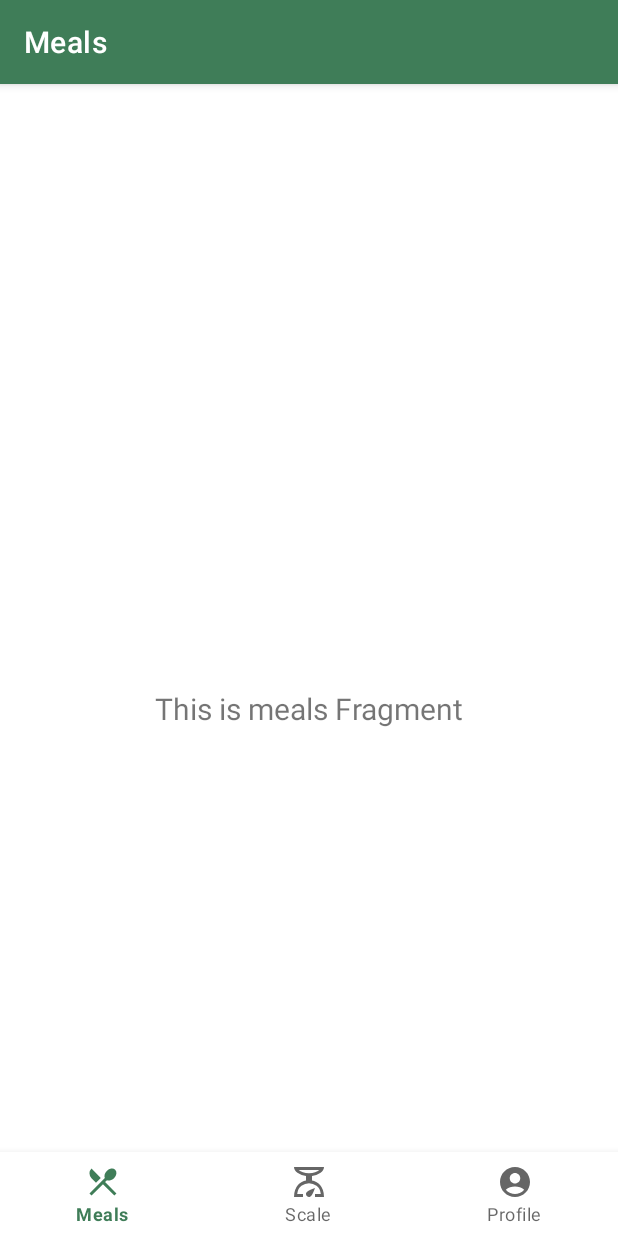
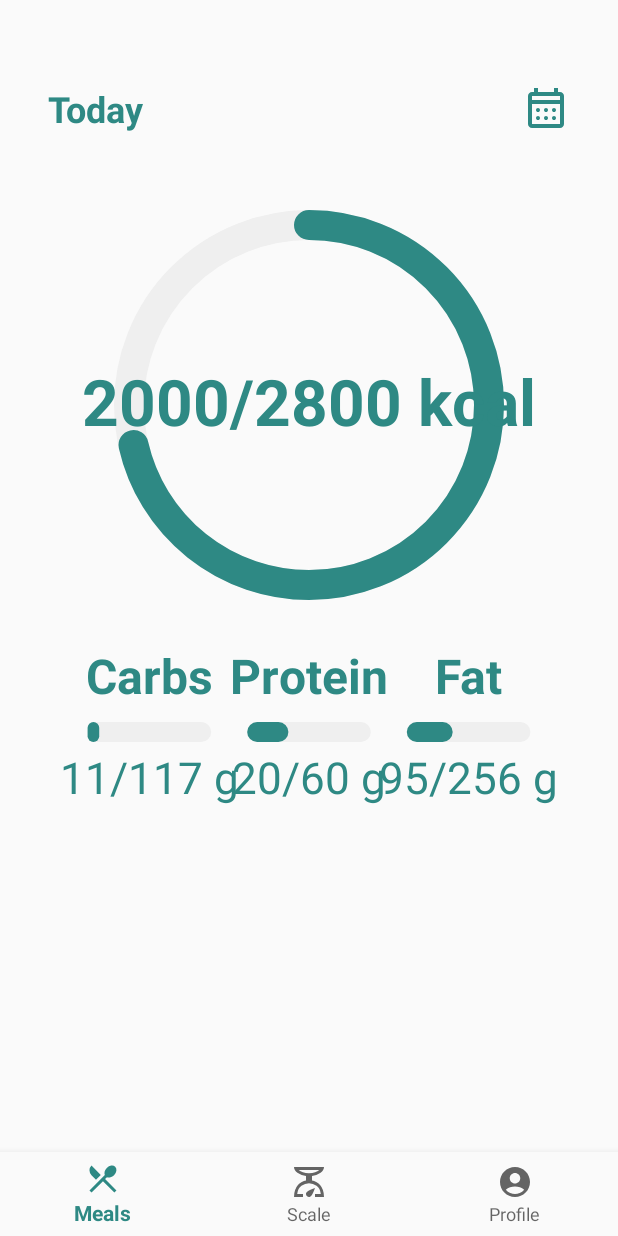
Before and after one commit to mikolajmariasz/smart-scale-mobile, an Android app: the screen it shows after launch (MainActivity), on a phone screen of 412 x 824 dp. Run offline under Robolectric (Android 15) with nearby library versions, the phone set to English and light mode, and no system bars; our stand-ins replace navigation-ui.

Commit message:
feat: Added Nutrition Bar and Calendar Header to Meals Screen
- Added `NutritionBarView` to display macronutrient progress.
- Added `header_date_calendar` layout to display the date and calendar icon.
- Added logic to `MealsFragment` to display calories and nutrition progress.
- Added `CircularProgressBar` to visualize the progress of calories consumed.

```diff
--- a/app/build.gradle.kts
+++ b/app/build.gradle.kts
@@ -51,4 +51,5 @@ dependencies {
     testImplementation(libs.junit)
     androidTestImplementation(libs.androidx.junit)
     androidTestImplementation(libs.androidx.espresso.core)
+    implementation(libs.androidx.viewpager2)
 }
--- a/app/src/main/java/com/example/smartscale/MainActivity.kt
+++ b/app/src/main/java/com/example/smartscale/MainActivity.kt
@@ -29,7 +29,6 @@ class MainActivity : AppCompatActivity() {
                 R.id.navigation_meals, R.id.navigation_scale, R.id.navigation_profile
             )
         )
-        setupActionBarWithNavController(navController, appBarConfiguration)
         navView.setupWithNavController(navController)
     }
 }
--- a/app/src/main/java/com/example/smartscale/ui/meals/MealsFragment.kt
+++ b/app/src/main/java/com/example/smartscale/ui/meals/MealsFragment.kt
@@ -4,17 +4,17 @@ import android.os.Bundle
 import android.view.LayoutInflater
 import android.view.View
 import android.view.ViewGroup
-import android.widget.TextView
 import androidx.fragment.app.Fragment
 import androidx.lifecycle.ViewModelProvider
 import com.example.smartscale.databinding.FragmentMealsBinding
+import com.example.smartscale.ui.meals.view.CircularProgressBar
+import com.example.smartscale.ui.meals.view.NutritionBarView
 
 class MealsFragment : Fragment() {
 
+    private lateinit var circularProgressBar: CircularProgressBar
+    private lateinit var nutritrionProgressBar: NutritionBarView
     private var _binding: FragmentMealsBinding? = null
-
-    // This property is only valid between onCreateView and
-    // onDestroyView.
     private val binding get() = _binding!!
 
     override fun onCreateView(
@@ -28,10 +28,24 @@ class MealsFragment : Fragment() {
         _binding = FragmentMealsBinding.inflate(inflater, container, false)
         val root: View = binding.root
 
-        val textView: TextView = binding.textMeals
-        mealsViewModel.text.observe(viewLifecycleOwner) {
-            textView.text = it
-        }
+        // Calories progress bar
+        circularProgressBar = binding.circularProgressBar
+
+        val caloriesGoal = 2800
+        val caloriesConsumed = 2000
+        val progress = caloriesConsumed.toFloat() / caloriesGoal.toFloat()
+
+        circularProgressBar.setCaloriesText("$caloriesConsumed/$caloriesGoal kcal")
+        circularProgressBar.setProgress(progress)
+
+        // Nutrition progress bars
+        nutritrionProgressBar = binding.nutritionBarsView
+
+        nutritrionProgressBar.setCarbsProgress(11, 117)
+        nutritrionProgressBar.setProteinProgress(20, 60)
+        nutritrionProgressBar.setFatProgress(95, 256)
+
+
         return root
     }
 
--- /dev/null
+++ b/app/src/main/java/com/example/smartscale/ui/meals/view/CircularProgressBar.kt
@@ -0,0 +1,113 @@
+package com.example.smartscale.ui.meals.view
+
+import android.animation.ValueAnimator
+import android.content.Context
+import android.graphics.Canvas
+import androidx.core.content.ContextCompat
+import android.graphics.Paint
+import android.graphics.Typeface
+import android.util.AttributeSet
+import android.view.View
+import com.example.smartscale.R
+
+class CircularProgressBar @JvmOverloads constructor(
+    context: Context,
+    attrs: AttributeSet? = null,
+    defStyleAttr: Int = 0
+) : View(context, attrs, defStyleAttr) {
+
+    private var progress = 0f
+    private var animatedProgress = 0f
+    private var caloriesText = ""
+
+    private val paint = Paint(Paint.ANTI_ALIAS_FLAG).apply {
+        color = ContextCompat.getColor(context, R.color.green)
+        style = Paint.Style.STROKE
+        strokeWidth = 30f
+        strokeCap = Paint.Cap.ROUND
+    }
+
+    private val backgroundPaint = Paint(Paint.ANTI_ALIAS_FLAG).apply {
+        color = ContextCompat.getColor(context, R.color.white)
+        style = Paint.Style.STROKE
+        strokeWidth = 30f
+        strokeCap = Paint.Cap.ROUND
+    }
+
+    private val textPaint = Paint(Paint.ANTI_ALIAS_FLAG).apply {
+        color = ContextCompat.getColor(context, R.color.green)
+        textSize = 64f
+        textAlign = Paint.Align.CENTER
+        typeface = Typeface.DEFAULT_BOLD
+    }
+
+    private val animator = ValueAnimator.ofFloat(0f, 1f).apply {
+        duration = 500
+        addUpdateListener {
+            animatedProgress = it.animatedValue as Float
+            invalidate()
+        }
+    }
+
+    /**
+     * Sets the progress of the circular progress bar.
+     */
+    fun setProgress(targetProgress: Float) {
+        this.progress = targetProgress.coerceIn(0f, 1f)
+        animator.setFloatValues(animatedProgress, progress)
+        animator.start()
+    }
+
+    /**
+     * Sets the calories text of the circular progress bar.
+     */
+    fun setCaloriesText(text: String) {
+        caloriesText = text
+        invalidate()
+    }
+
+    override fun onDraw(canvas: Canvas) {
+        super.onDraw(canvas)
+
+        val radius = (width / 2 * 0.8).toFloat()
+
+        val centerX = width / 2f
+        val centerY = height / 2f
+
+        /**
+         * Draw the background of the circular progress bar
+         */
+        canvas.drawArc(
+            centerX - radius, centerY - radius,
+            centerX + radius, centerY + radius,
+            -90f,
+            360f,
+            false,
+            backgroundPaint
+        )
+
+        val sweepAngle = 360 * animatedProgress
+
+        /**
+         * Draw the circular progress bar
+         */
+        canvas.drawArc(
+            centerX - radius, centerY - radius,
+            centerX + radius, centerY + radius,
+            -90f,
+            sweepAngle,
+            false,
+            paint
+        )
+
+        /**
+         * Draw the calories text
+         */
+        canvas.drawText(
+            caloriesText,
+            centerX,
+            centerY + textPaint.textSize / 3,
+            textPaint
+        )
+    }
+}
--- /dev/null
+++ b/app/src/main/java/com/example/smartscale/ui/meals/view/NutritionBarView.kt
@@ -0,0 +1,153 @@
+package com.example.smartscale.ui.meals.view
+
+import android.animation.ValueAnimator
+import android.content.Context
+import android.graphics.Canvas
+import android.graphics.Paint
+import android.graphics.Typeface
+import android.util.AttributeSet
+import android.view.View
+import androidx.core.content.ContextCompat
+import com.example.smartscale.R
+
+class NutritionBarView @JvmOverloads constructor(
+    context: Context,
+    attrs: AttributeSet? = null,
+    defStyleAttr: Int = 0
+) : View(context, attrs, defStyleAttr) {
+
+    private var carbsProgress = 0f
+    private var proteinProgress = 0f
+    private var fatProgress = 0f
+
+    private var animatedCarbsProgress = 0f
+    private var animatedProteinProgress = 0f
+    private var animatedFatProgress = 0f
+
+    private var carbsText = "0/0 g"
+    private var proteinText = "0/0 g"
+    private var fatText = "0/0 g"
+
+    private val barPaint = Paint(Paint.ANTI_ALIAS_FLAG).apply {
+        color = ContextCompat.getColor(context, R.color.white)
+        style = Paint.Style.FILL
+    }
+
+    private val carbsPaint = Paint(Paint.ANTI_ALIAS_FLAG).apply {
+        color = ContextCompat.getColor(context, R.color.green)
+        style = Paint.Style.FILL
+    }
+
+    private val proteinPaint = Paint(Paint.ANTI_ALIAS_FLAG).apply {
+        color = ContextCompat.getColor(context, R.color.green)
+        style = Paint.Style.FILL
+    }
+
+    private val fatPaint = Paint(Paint.ANTI_ALIAS_FLAG).apply {
+        color = ContextCompat.getColor(context, R.color.green)
+        style = Paint.Style.FILL
+    }
+
+    private val labelTextPaint = Paint(Paint.ANTI_ALIAS_FLAG).apply {
+        color = ContextCompat.getColor(context, R.color.green)
+        textSize = 48f
+        textAlign = Paint.Align.CENTER
+        typeface = Typeface.DEFAULT_BOLD
+    }
+
+    private val valueTextPaint = Paint(Paint.ANTI_ALIAS_FLAG).apply {
+        color = ContextCompat.getColor(context, R.color.green)
+        textSize = 44f
+        textAlign = Paint.Align.CENTER
+        typeface = Typeface.DEFAULT
+    }
+
+    private val animator = ValueAnimator.ofFloat(0f, 1f).apply {
+        duration = 500
+        addUpdateListener {
+            animatedCarbsProgress = carbsProgress * (it.animatedValue as Float)
+            animatedProteinProgress = proteinProgress * (it.animatedValue as Float)
+            animatedFatProgress = fatProgress * (it.animatedValue as Float)
+            invalidate()
+        }
+    }
+
+    fun setCarbsProgress(current: Int, total: Int) {
+        this.carbsProgress = (current.toFloat() / total).coerceIn(0f, 1f)
+        this.carbsText = "$current/$total g"
+        animator.start()
+    }
+
+    fun setProteinProgress(current: Int, total: Int) {
+        this.proteinProgress = (current.toFloat() / total).coerceIn(0f, 1f)
+        this.proteinText = "$current/$total g"
+        animator.start()
+    }
+
+    fun setFatProgress(current: Int, total: Int) {
+        this.fatProgress = (current.toFloat() / total).coerceIn(0f, 1f)
+        this.fatText = "$current/$total g"
+        animator.start()
+    }
+
+    override fun onDraw(canvas: Canvas) {
+        super.onDraw(canvas)
+
+        val barHeight = 20f
+        val barMargin = 36f
+        val barWidth = width * 0.2f
+        val startY = barMargin + labelTextPaint.textSize + 8f // Space for the label
+
+        val totalWidth = 3 * barWidth + 2 * barMargin
+
+        val startX = (width - totalWidth) / 2
+
+        drawProgressBar(canvas, startX, startY, barWidth, barHeight, animatedCarbsProgress, "Carbs", carbsText, carbsPaint)
+
+        drawProgressBar(canvas, startX + barWidth + barMargin, startY, barWidth, barHeight, animatedProteinProgress, "Protein", proteinText, proteinPaint)
+
+        drawProgressBar(canvas, startX + 2 * (barWidth + barMargin), startY, barWidth, barHeight, animatedFatProgress, "Fat", fatText, fatPaint)
+    }
+
+    private fun drawProgressBar(
+        canvas: Canvas,
+        startX: Float,
+        startY: Float,
+        barWidth: Float,
+        barHeight: Float,
+        progress: Float,
+        label: String,
+        valueText: String,
+        progressPaint: Paint
+    ) {
+        val cornerRadius = 10f
+
+        canvas.drawText(
+            label,
+            startX + barWidth / 2,
+            startY - barHeight - 8f,
+            labelTextPaint
+        )
+
+        canvas.drawRoundRect(
+            startX, startY,
+            startX + barWidth, startY + barHeight,
+            cornerRadius, cornerRadius,
+            barPaint
+        )
+
+        canvas.drawRoundRect(
+            startX, startY,
+            startX + barWidth * progress, startY + barHeight,
+            cornerRadius, cornerRadius,
+            progressPaint
+        )
+
+        canvas.drawText(
+            valueText,
+            startX + barWidth / 2,
+            startY + barHeight + valueTextPaint.textSize + 8f,
+            valueTextPaint
+        )
+    }
+}
--- /dev/null
+++ b/app/src/main/res/drawable/ic_calendar_black_24dp.xml
@@ -0,0 +1,9 @@
+<vector xmlns:android="http://schemas.android.com/apk/res/android"
+    android:width="24dp"
+    android:height="24dp"
+    android:viewportWidth="960"
+    android:viewportHeight="960">
+  <path
+      android:pathData="M200,880q-33,0 -56.5,-23.5T120,800v-560q0,-33 23.5,-56.5T200,160h40v-80h80v80h320v-80h80v80h40q33,0 56.5,23.5T840,240v560q0,33 -23.5,56.5T760,880L200,880ZM200,800h560v-400L200,400v400ZM200,320h560v-80L200,240v80ZM200,320v-80,80ZM480,560q-17,0 -28.5,-11.5T440,520q0,-17 11.5,-28.5T480,480q17,0 28.5,11.5T520,520q0,17 -11.5,28.5T480,560ZM320,560q-17,0 -28.5,-11.5T280,520q0,-17 11.5,-28.5T320,480q17,0 28.5,11.5T360,520q0,17 -11.5,28.5T320,560ZM640,560q-17,0 -28.5,-11.5T600,520q0,-17 11.5,-28.5T640,480q17,0 28.5,11.5T680,520q0,17 -11.5,28.5T640,560ZM480,720q-17,0 -28.5,-11.5T440,680q0,-17 11.5,-28.5T480,640q17,0 28.5,11.5T520,680q0,17 -11.5,28.5T480,720ZM320,720q-17,0 -28.5,-11.5T280,680q0,-17 11.5,-28.5T320,640q17,0 28.5,11.5T360,680q0,17 -11.5,28.5T320,720ZM640,720q-17,0 -28.5,-11.5T600,680q0,-17 11.5,-28.5T640,640q17,0 28.5,11.5T680,680q0,17 -11.5,28.5T640,720Z"
+      android:fillColor="#000000"/>
+</vector>
--- a/app/src/main/res/layout/fragment_meals.xml
+++ b/app/src/main/res/layout/fragment_meals.xml
@@ -6,6 +6,32 @@
     android:layout_height="match_parent"
     tools:context=".ui.meals.MealsFragment">
 
+    <!-- Header with date and calendar icon -->
+    <include
+        layout="@layout/header_date_calendar"
+        android:layout_width="match_parent"
+        android:layout_height="wrap_content" />
+
+    <!--- Circular progress bar -->
+    <com.example.smartscale.ui.meals.view.CircularProgressBar
+        android:id="@+id/circularProgressBar"
+        android:layout_width="300dp"
+        android:layout_height="300dp"
+        android:layout_marginTop="64dp"
+        app:layout_constraintTop_toTopOf="parent"
+        app:layout_constraintStart_toStartOf="parent"
+        app:layout_constraintEnd_toEndOf="parent" />
+
+    <!--- NutritionBarView -->
+    <com.example.smartscale.ui.meals.view.NutritionBarView
+        android:id="@+id/nutritionBarsView"
+        android:layout_width="wrap_content"
+        android:layout_height="wrap_content"
+        app:layout_constraintTop_toBottomOf="@id/circularProgressBar"
+        app:layout_constraintStart_toStartOf="parent"
+        app:layout_constraintEnd_toEndOf="parent" />
+
+    <!--- Text view -->
     <TextView
         android:id="@+id/text_meals"
         android:layout_width="match_parent"
@@ -19,4 +45,5 @@
         app:layout_constraintEnd_toEndOf="parent"
         app:layout_constraintStart_toStartOf="parent"
         app:layout_constraintTop_toTopOf="parent" />
+
 </androidx.constraintlayout.widget.ConstraintLayout>
--- /dev/null
+++ b/app/src/main/res/layout/header_date_calendar.xml
@@ -0,0 +1,27 @@
+<?xml version="1.0" encoding="utf-8"?>
+<LinearLayout xmlns:android="http://schemas.android.com/apk/res/android"
+    xmlns:app="http://schemas.android.com/apk/res-auto"
+    android:layout_width="match_parent"
+    android:layout_height="wrap_content"
+    android:orientation="horizontal"
+    android:paddingHorizontal="32dp">
+
+    <TextView
+        android:id="@+id/dateText"
+        android:layout_width="0dp"
+        android:layout_height="wrap_content"
+        android:layout_weight="1"
+        android:text="Today"
+        android:textSize="24sp"
+        android:textStyle="bold"
+        android:textColor="@color/green" />
+
+    <ImageView
+        android:id="@+id/calendarIcon"
+        android:layout_width="32dp"
+        android:layout_height="32dp"
+        android:src="@drawable/ic_calendar_black_24dp"
+        android:contentDescription="@string/calendar_icon_description"
+        app:tint="@color/green" />
+
+</LinearLayout>
--- a/app/src/main/res/values-night/themes.xml
+++ b/app/src/main/res/values-night/themes.xml
@@ -1,14 +1,13 @@
 <resources xmlns:tools="http://schemas.android.com/tools">
     <!-- Base application theme. -->
-    <style name="Theme.SmartScale" parent="Theme.MaterialComponents.DayNight.DarkActionBar">
+    <style name="Theme.SmartScale" parent="Theme.MaterialComponents.DayNight.NoActionBar">
         <!-- Primary brand color. -->
-        <item name="colorPrimary">@color/green_200</item>
-        <item name="colorPrimaryVariant">@color/green_700</item>
+        <item name="colorPrimary">@color/green</item>
+        <item name="colorPrimaryVariant">@color/green</item>
         <item name="colorOnPrimary">@color/black</item>
         <!-- Secondary brand color. -->
         <item name="colorOnSecondary">@color/black</item>
         <!-- Status bar color. -->
-        <item name="android:statusBarColor">?attr/colorPrimaryVariant</item>
-        <!-- Customize your theme here. -->
+        <item name="android:windowLightStatusBar">true</item>
     </style>
 </resources>
--- a/app/src/main/res/values/colors.xml
+++ b/app/src/main/res/values/colors.xml
@@ -1,8 +1,6 @@
 <?xml version="1.0" encoding="utf-8"?>
 <resources>
-    <color name="green_200">#6ED99A</color>
-    <color name="green_500">#5AB379</color>
-    <color name="green_700">#3F7D58</color>
+    <color name="green">#2E8984</color>
     <color name="black">#FF000000</color>
     <color name="white">#EFEFEF</color>
 </resources>
--- a/app/src/main/res/values/strings.xml
+++ b/app/src/main/res/values/strings.xml
@@ -3,4 +3,5 @@
     <string name="title_meals">Meals</string>
     <string name="title_scale">Scale</string>
     <string name="title_profile">Profile</string>
+    <string name="calendar_icon_description">Calendar</string>
 </resources>
--- a/app/src/main/res/values/themes.xml
+++ b/app/src/main/res/values/themes.xml
@@ -1,14 +1,13 @@
 <resources xmlns:tools="http://schemas.android.com/tools">
     <!-- Base application theme. -->
-    <style name="Theme.SmartScale" parent="Theme.MaterialComponents.DayNight.DarkActionBar">
+    <style name="Theme.SmartScale" parent="Theme.AppCompat.Light.NoActionBar">
         <!-- Primary brand color. -->
-        <item name="colorPrimary">@color/green_700</item>
-        <item name="colorPrimaryVariant">@color/green_500</item>
+        <item name="colorPrimary">@color/green</item>
+        <item name="colorPrimaryVariant">@color/green</item>
         <item name="colorOnPrimary">@color/white</item>
         <!-- Secondary brand color. -->
         <item name="colorOnSecondary">@color/black</item>
         <!-- Status bar color. -->
-        <item name="android:statusBarColor">?attr/colorPrimaryVariant</item>
-        <!-- Customize your theme here. -->
+        <item name="android:windowLightStatusBar">true</item>
     </style>
 </resources>
--- a/gradle/libs.versions.toml
+++ b/gradle/libs.versions.toml
@@ -12,6 +12,7 @@ lifecycleLivedataKtx = "2.8.7"
 lifecycleViewmodelKtx = "2.8.7"
 navigationFragmentKtx = "2.6.0"
 navigationUiKtx = "2.6.0"
+androidx-viewpager2 = "1.0.0"
 
 [libraries]
 androidx-core-ktx = { group = "androidx.core", name = "core-ktx", version.ref = "coreKtx" }
@@ -25,7 +26,7 @@ androidx-lifecycle-livedata-ktx = { group = "androidx.lifecycle", name = "lifecy
 androidx-lifecycle-viewmodel-ktx = { group = "androidx.lifecycle", name = "lifecycle-viewmodel-ktx", version.ref = "lifecycleViewmodelKtx" }
 androidx-navigation-fragment-ktx = { group = "androidx.navigation", name = "navigation-fragment-ktx", version.ref = "navigationFragmentKtx" }
 androidx-navigation-ui-ktx = { group = "androidx.navigation", name = "navigation-ui-ktx", version.ref = "navigationUiKtx" }
-
+androidx-viewpager2 = { group = "androidx.viewpager2", name = "viewpager2", version.ref = "androidx-viewpager2" }
 [plugins]
 android-application = { id = "com.android.application", version.ref = "agp" }
 kotlin-android = { id = "org.jetbrains.kotlin.android", version.ref = "kotlin" }
```
